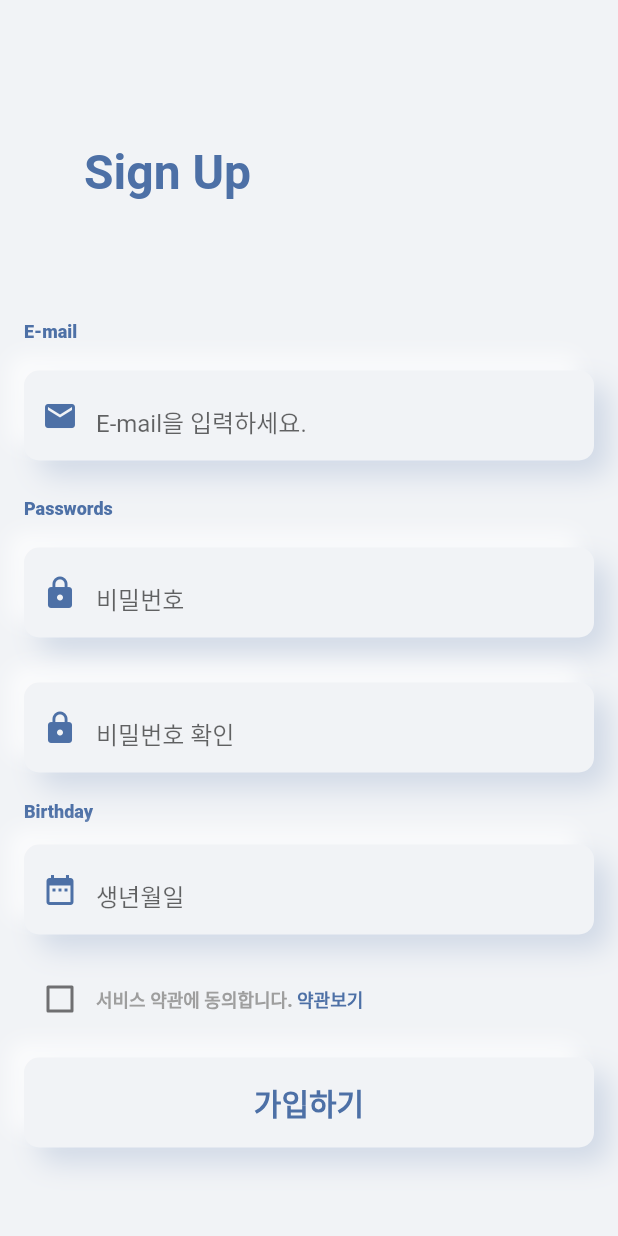
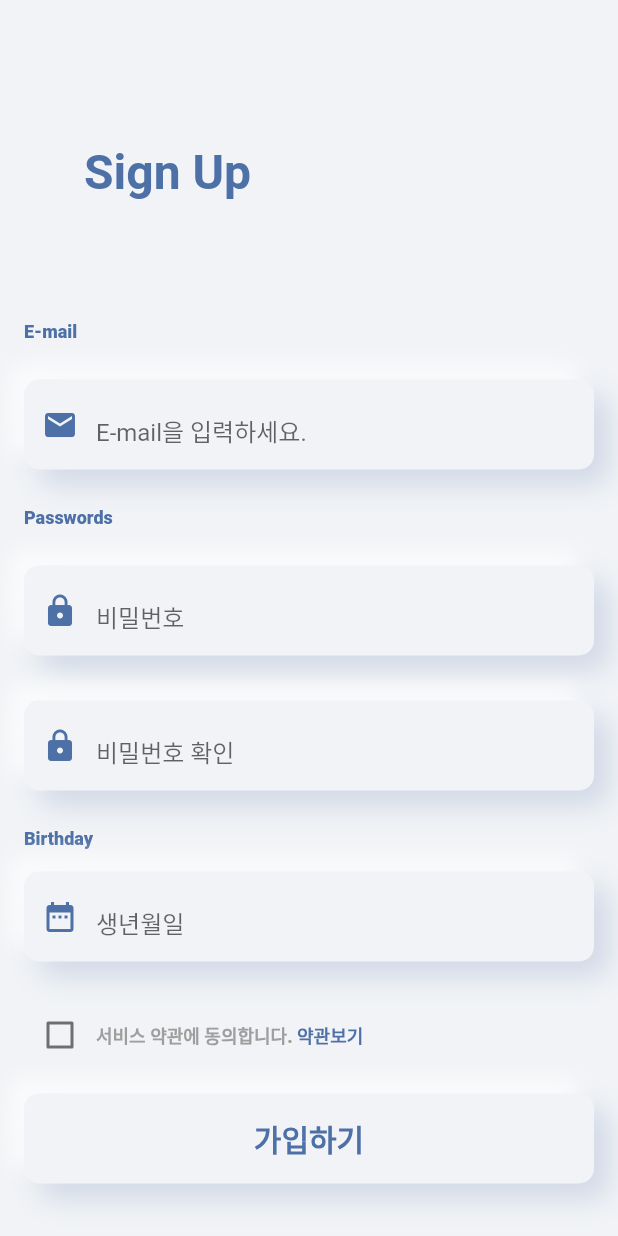
Before and after one commit to kgoon/flutter_bundang, a Flutter app: the screen it shows after launch, after a tap on an icon or button, on a phone screen of 412 x 824 dp. Run offline on Flutter 3.47's test engine with Material 2 defaults, Android fonts, the phone set to English and light mode, and no system bars; drawn by our look-alikes of auto_size_text; our stand-ins replace font_awesome_flutter; Roboto replaces fonts that are missing (KakaoRegular).

Commit message:
FieldMargin위젯 추가

```diff
--- a/lib/login_page.dart
+++ b/lib/login_page.dart
@@ -3,6 +3,7 @@ import 'package:flutter/material.dart';
 import 'package:flutter_bundang/signup_page.dart';
 import 'package:flutter_bundang/ui_setting/setColor.dart';
 import 'package:flutter_bundang/ui_setting/setText.dart';
+import 'package:flutter_bundang/widgets/fieldmargin.dart';
 import 'package:flutter_bundang/widgets/my_textfield.dart';
 import 'package:flutter_bundang/widgets/social_button.dart';
 
@@ -68,16 +69,12 @@ class LoginPage extends StatelessWidget {
                   ),
                 ),
               ),
-              SizedBox(
-                height: 10,
-              ),
+              FieldMargin(),
               Text(
                 'Passwords',
                 style: SetText.subtitle.copyWith(color: Color(0xFF4D70A6)),
               ),
-              SizedBox(
-                height: 4,
-              ),
+              FieldMargin(),
               MyTextField(
                 child: TextField(
                   obscureText: true,
--- a/lib/signup_page.dart
+++ b/lib/signup_page.dart
@@ -2,6 +2,7 @@ import 'package:auto_size_text/auto_size_text.dart';
 import 'package:flutter/material.dart';
 import 'package:flutter_bundang/ui_setting/setColor.dart';
 import 'package:flutter_bundang/ui_setting/setText.dart';
+import 'package:flutter_bundang/widgets/fieldmargin.dart';
 import 'package:flutter_bundang/widgets/my_textfield.dart';
 
 import 'home_view.dart';
@@ -41,9 +42,7 @@ class _SignUpPageState extends State<SignUpPage> {
                 'E-mail',
                 style: SetText.subtitle.copyWith(color: Color(0xFF4D70A6)),
               ),
-              SizedBox(
-                height: 4,
-              ),
+              FieldMargin(),
               MyTextField(
                 child: TextField(
                   cursorColor: mainColor_900,
@@ -58,16 +57,12 @@ class _SignUpPageState extends State<SignUpPage> {
                   ),
                 ),
               ),
-              SizedBox(
-                height: 10,
-              ),
+              FieldMargin(),
               Text(
                 'Passwords',
                 style: SetText.subtitle.copyWith(color: Color(0xFF4D70A6)),
               ),
-              SizedBox(
-                height: 4,
-              ),
+              FieldMargin(),
               MyTextField(
                 child: TextField(
                   obscureText: true,
@@ -98,9 +93,7 @@ class _SignUpPageState extends State<SignUpPage> {
                   ),
                 ),
               ),
-              SizedBox(
-                height: 4,
-              ),
+              FieldMargin(),
               Text(
                 'Birthday',
                 style: SetText.subtitle.copyWith(color: Color(0xFF4D70A6)),
@@ -120,9 +113,7 @@ class _SignUpPageState extends State<SignUpPage> {
                   ),
                 ),
               ),
-              SizedBox(
-                height: 4,
-              ),
+              FieldMargin(),
               Row(
                 children: <Widget>[
                   Checkbox(
--- /dev/null
+++ b/lib/widgets/fieldmargin.dart
@@ -0,0 +1,11 @@
+import 'package:flutter/material.dart';
+
+
+class FieldMargin extends StatelessWidget {
+  @override
+  Widget build(BuildContext context) {
+    return SizedBox(
+      height: 10,
+    );
+  }
+}
```
